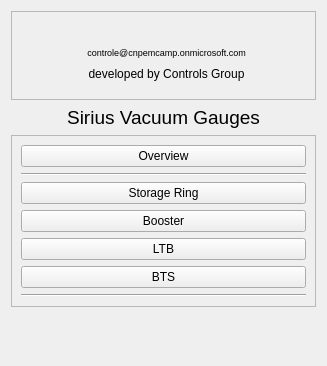
First picture: the form in src/mks937b/ui/main.ui, repository lnls-sirius/pydm-opi, before the edit.
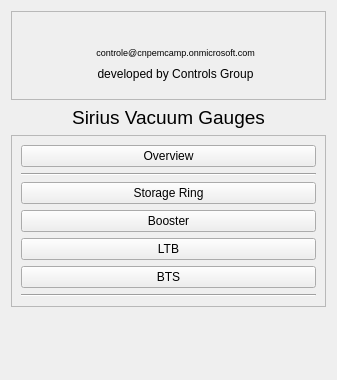
Second picture: the form after the edit. Icons and pictures are not drawn. Custom widgets are drawn as their Qt base class.

Commit message: Move images and css to utils. Replace use of resources in .ui files by setting labels pixmaps in .py files.

Patch:
```diff
--- a/src/mks937b/ui/main.ui
+++ b/src/mks937b/ui/main.ui
@@ -6,8 +6,8 @@
    <rect>
     <x>0</x>
     <y>0</y>
-    <width>327</width>
-    <height>366</height>
+    <width>337</width>
+    <height>380</height>
    </rect>
   </property>
   <property name="windowTitle">
@@ -52,11 +52,7 @@
      </property>
      <layout class="QGridLayout" name="gridLayout_2">
       <item row="0" column="2">
-       <widget class="QLabel" name="label_2">
-        <property name="text">
-         <string>&lt;html&gt;&lt;head/&gt;&lt;body&gt;&lt;p&gt;&lt;img src=&quot;images/CNPEM.jpg&quot;/&gt;&lt;/p&gt;&lt;/body&gt;&lt;/html&gt;</string>
-        </property>
-       </widget>
+       <widget class="QLabel" name="label_cnpem"/>
       </item>
       <item row="1" column="2">
        <widget class="QLabel" name="label_294">
@@ -481,11 +477,7 @@
        </spacer>
       </item>
       <item row="0" column="1" rowspan="4">
-       <widget class="QLabel" name="label_3">
-        <property name="text">
-         <string>&lt;html&gt;&lt;head/&gt;&lt;body&gt;&lt;p&gt;&lt;img src=&quot;images/LNLS.png&quot;/&gt;&lt;/p&gt;&lt;/body&gt;&lt;/html&gt;</string>
-        </property>
-       </widget>
+       <widget class="QLabel" name="label_lnls"/>
       </item>
       <item row="0" column="0">
        <spacer name="horizontalSpacer_2">
```
Left out of the diff: 24 changed lines with no effect on the pictures. The commit also changes 38 other files.
